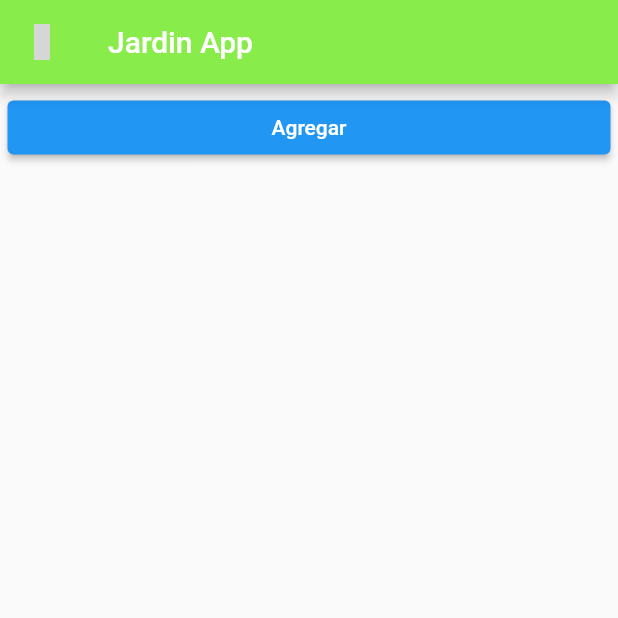
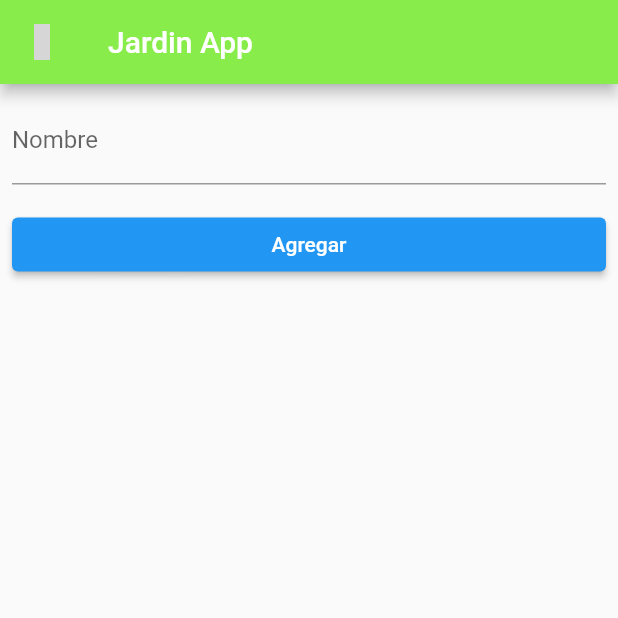
Before and after one commit to Val-Voi/app_jardin, a Flutter app: the screen it shows after launch, after a tap on "Agregar", on a phone screen of 412 x 824 dp, the top half of it. Run offline on Flutter 3.47's test engine with Material 2 defaults, Android fonts, the phone set to English and light mode, and no system bars; our stand-ins replace material_design_icons_flutter; network calls fail; grey boxes are pictures that could not be loaded.

Commit message:
Mas cosas
Estuve basicamente jusgando un rato para ver que pasaba, se me cayo al conectar con la base de datos

```diff
--- a/lib/pages/agregar_page.dart
+++ b/lib/pages/agregar_page.dart
@@ -0,0 +1,70 @@
+import 'package:app_jardin/providers/jardin_provider.dart';
+import 'package:flutter/material.dart';
+import 'package:material_design_icons_flutter/material_design_icons_flutter.dart';
+
+class AgregarPage extends StatefulWidget {
+  AgregarPage({Key? key}) : super(key: key);
+
+  @override
+  State<AgregarPage> createState() => _AgregarPageState();
+}
+
+class _AgregarPageState extends State<AgregarPage> {
+  final formKey = GlobalKey<FormState>();
+
+  TextEditingController nombreCtrl = TextEditingController();
+
+  String errNombre = '';
+
+  @override
+  Widget build(BuildContext context) {
+    return Scaffold(
+      appBar: AppBar(
+        title: Text('Jardin App'),
+        backgroundColor: Color.fromARGB(255, 136, 236, 74),
+        leading: Icon(MdiIcons.humanChild),
+      ),
+      body: Form(
+        key: formKey,
+        child: Padding(
+          padding: const EdgeInsets.all(8.0),
+          child: ListView(children: [
+          TextFormField(
+            controller: nombreCtrl,
+            decoration: InputDecoration(
+              labelText: 'Nombre'),
+        ),
+        Container(
+          width: double.infinity,
+          child: Text(
+            errNombre,
+          style: TextStyle(color: Colors.red),
+          ),
+        ),
+        Container(
+          width: double.infinity,
+          child: ElevatedButton(
+            child: Text('Agregar'),
+            onPressed: () async {
+              var respuesta = await JardinProvider().jardinAgregar(
+                nombreCtrl.text.trim(),
+              );
+
+              if (respuesta['messages'] != null){
+
+                if (respuesta['errors']['nombre'] != null){
+                  errNombre = respuesta['errors']['nombre'][0];
+                }
+
+                setState(() {});
+                return;
+
+              }
+              Navigator.pop(context);
+            }
+          ),
+        )
+      ],),),),
+    );
+  }
+}
--- a/lib/pages/main_page_page.dart
+++ b/lib/pages/main_page_page.dart
@@ -1,6 +1,6 @@
 import 'package:flutter/material.dart';
 import 'package:material_design_icons_flutter/material_design_icons_flutter.dart';
-
+import 'package:app_jardin/pages/agregar_page.dart';
 
 class MainPage extends StatefulWidget {
   MainPage({Key? key}) : super(key: key);
@@ -24,11 +24,19 @@ class _MainPageState extends State<MainPage> {
           children: [
             Container(
               width: double.infinity,
-              child: ElevatedButton(child: Text('Agregar'), onPressed: (() {
-                MaterialPageRoute route = MaterialPageRoute(builder: (context){
-                  return Text('hola'); //debo poner la pagina agregar
-                });
-              }),),
+              child: ElevatedButton(
+                child: Text('Agregar'),
+                onPressed: (() {
+                  MaterialPageRoute route =
+                      MaterialPageRoute(builder: (context) {
+                    return AgregarPage(); //debo poner la pagina agregar
+                  });
+                  Navigator.push(context, route).then((value) {
+                    print('VEAMOS SI LO MUESTRA');
+                    setState(() {});
+                  });
+                }),
+              ),
             )
           ],
         ),
--- a/lib/providers/jardin_provider.dart
+++ b/lib/providers/jardin_provider.dart
@@ -0,0 +1,19 @@
+import 'dart:collection';
+import 'dart:convert';
+import 'package:http/http.dart' as http;
+
+class JardinProvider {
+  final String apiURL = 'http://127.0.0.1:8000/api';
+
+  // TODO: Agregar (por ahora nivel)
+  Future<LinkedHashMap<String, dynamic>> jardinAgregar(String nombre) async {
+    var uri = Uri.parse('$apiURL/niveles');
+    var respuesta = await http.post(uri,
+        headers: <String, String>{
+          'Content-Type': 'application/json; charset=UTF-8',
+          'Accept': 'application/json'
+        },
+        body: jsonEncode(<String, dynamic>{'nombre': nombre}));
+    return json.decode(respuesta.body);
+  }
+}
```
